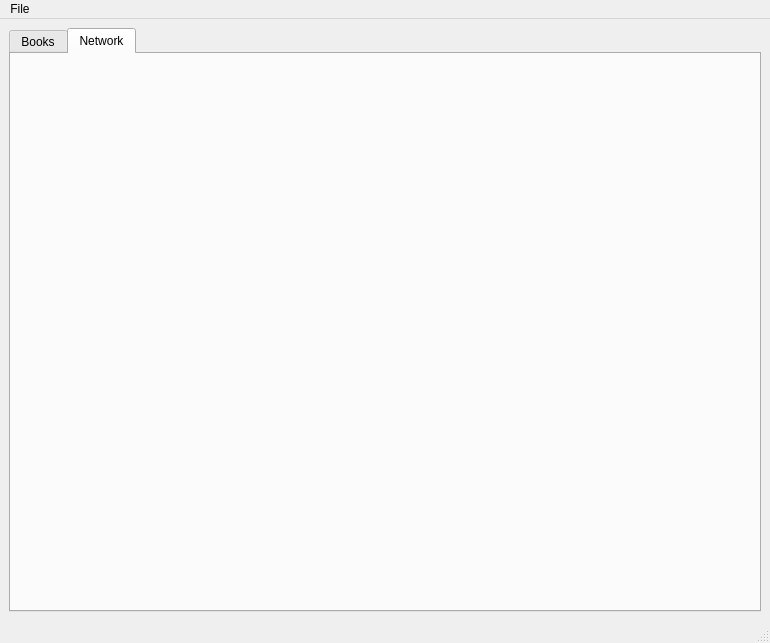
WerthersEchte/M214_AdvancedCpp-Projekt_Librarysystem, file server/gui/librarymaingui.ui: the form before one commit.
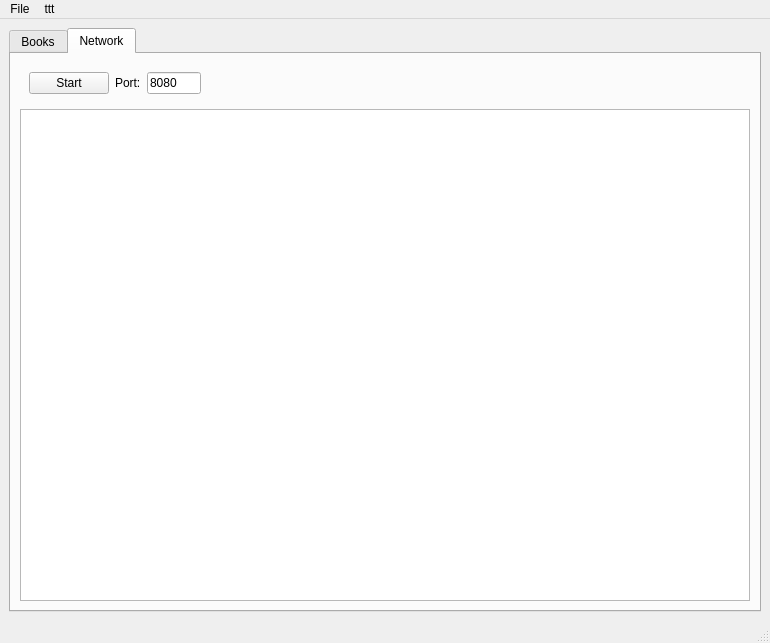
The form after the commit. The open tabs and pages were chosen to show the change.

Commit message: gui->network books in library

The edit to the form file:
```diff
--- a/server/gui/librarymaingui.ui
+++ b/server/gui/librarymaingui.ui
@@ -174,6 +174,69 @@
        <attribute name="title">
         <string>Network</string>
        </attribute>
+       <layout class="QVBoxLayout" name="verticalLayout_5">
+        <item>
+         <widget class="QWidget" name="wNetworkControls" native="true">
+          <layout class="QHBoxLayout" name="horizontalLayout_4">
+           <item>
+            <widget class="QPushButton" name="bNetworkStartStop">
+             <property name="text">
+              <string>Start</string>
+             </property>
+            </widget>
+           </item>
+           <item>
+            <widget class="QLabel" name="lNetworkPort">
+             <property name="text">
+              <string>Port:</string>
+             </property>
+            </widget>
+           </item>
+           <item>
+            <widget class="QLineEdit" name="lENetworkPort">
+             <property name="sizePolicy">
+              <sizepolicy hsizetype="Minimum" vsizetype="Fixed">
+               <horstretch>0</horstretch>
+               <verstretch>0</verstretch>
+              </sizepolicy>
+             </property>
+             <property name="minimumSize">
+              <size>
+               <width>54</width>
+               <height>0</height>
+              </size>
+             </property>
+             <property name="maximumSize">
+              <size>
+               <width>54</width>
+               <height>16777215</height>
+              </size>
+             </property>
+             <property name="text">
+              <string>8080</string>
+             </property>
+            </widget>
+           </item>
+           <item>
+            <spacer name="horizontalSpacer_2">
+             <property name="orientation">
+              <enum>Qt::Horizontal</enum>
+             </property>
+             <property name="sizeHint" stdset="0">
+              <size>
+               <width>518</width>
+               <height>20</height>
+              </size>
+             </property>
+            </spacer>
+           </item>
+          </layout>
+         </widget>
+        </item>
+        <item>
+         <widget class="QPlainTextEdit" name="pTENetworkMessages"/>
+        </item>
+       </layout>
       </widget>
      </widget>
     </item>
@@ -198,7 +261,13 @@
     <addaction name="separator"/>
     <addaction name="actionExit"/>
    </widget>
+   <widget class="QMenu" name="menuTtt">
+    <property name="title">
+     <string>ttt</string>
+    </property>
+   </widget>
    <addaction name="menuFile"/>
+   <addaction name="menuTtt"/>
   </widget>
   <action name="actionLoad_books">
    <property name="text">
```
Left out of the diff: 2 changed lines with no effect on the pictures. The commit also changes 8 other files.
